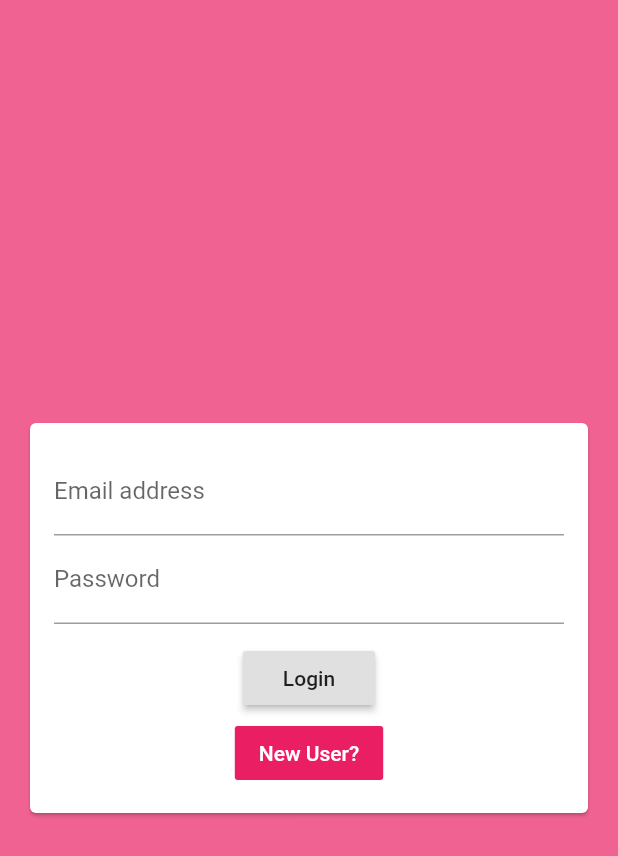
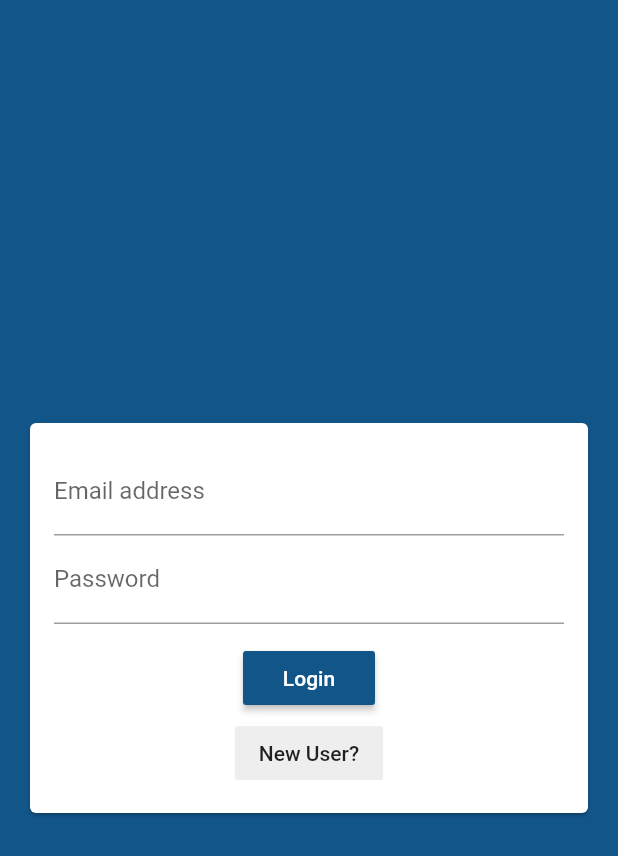
Before and after one commit to azim2429/Flutter-Chat-Application, a Flutter app: the screen it shows after launch, on a phone screen of 412 x 824 dp. Shown: the top 856 px of the screen. Run offline on Flutter 3.47's test engine with Material 2 defaults, Android fonts, the phone set to English and light mode, and no system bars; our stand-ins replace cloud_firestore, firebase_auth, firebase_core, firebase_storage, image_picker, shared_preferences; missing offline and left inert: encrypt; accounts and stored records are empty.

Commit message:
Styling Done!

```diff
--- a/lib/Widget/auth_form.dart
+++ b/lib/Widget/auth_form.dart
@@ -22,6 +22,8 @@ class _AuthWidgetState extends State<AuthWidget> {
   var _isLogin = true;
   final picker = ImagePicker();
   File _image;
+  Color image = Color(0xff125589);
+  Color button = Color(0xffeeeeee);
 
   void _pickImage() async {
     final pickedFile = await picker.getImage(source: ImageSource.gallery,imageQuality: 50,maxWidth: 150);
@@ -73,7 +75,7 @@ class _AuthWidgetState extends State<AuthWidget> {
                     ),
                   if (!_isLogin)
                     FlatButton.icon(
-                        textColor: Colors.pink,
+                        textColor: image,
                         icon: Icon(Icons.image),
                         label: Text('Add Image'),
                         onPressed: () {
@@ -133,7 +135,8 @@ class _AuthWidgetState extends State<AuthWidget> {
                   if (widget.isloading) CircularProgressIndicator(),
                   if (!widget.isloading)
                     RaisedButton(
-                      child: Text(_isLogin ? 'Login' : 'Register'),
+                      color: image,
+                      child: Text(_isLogin ? 'Login' : 'Register',style: TextStyle(color: Colors.white),),
                       onPressed: () {
                         _submit();
                       },
@@ -146,9 +149,9 @@ class _AuthWidgetState extends State<AuthWidget> {
                             _isLogin = !_isLogin;
                           });
                         },
-                        color: Theme.of(context).primaryColor,
+                           color: button,
                         child: Text(
-                            _isLogin ? 'New User?' : 'Already have an Account',style: TextStyle(color: Colors.white),))
+                            _isLogin ? 'New User?' : 'Already have an Account?',style: TextStyle(color: Colors.black87),))
                 ],
               ),
             ),
--- a/lib/Widget/messages.dart
+++ b/lib/Widget/messages.dart
@@ -45,7 +45,7 @@ class _MessagesState extends State<Messages> {
           return ListView.builder(
             reverse: true,
             itemCount: streamSnapshot.data.docs.length,
-            itemBuilder: (ctx, index) => MessageBubble(documents[index]['text'],documents[index]['userId']==currId,documents[index]['userImage'],key: ValueKey(documents[index].id)),
+            itemBuilder: (ctx, index) => MessageBubble(documents[index]['text'],documents[index]['userId']==currId,documents[index]['userImage'],documents[index]['time'].toDate(),key: ValueKey(documents[index].id)),
           );
         });
   }
--- a/lib/main.dart
+++ b/lib/main.dart
@@ -19,7 +19,7 @@ void main() async {
       debugShowCheckedModeBanner: false,
         title: 'Flutter Chat',
         theme: ThemeData(
-          primarySwatch: Colors.pink,
+          //primarySwatch: Colors.pink,
           visualDensity: VisualDensity.adaptivePlatformDensity,
             //brightness:Brightness.dark
         ),
--- a/lib/screen/auth_screen.dart
+++ b/lib/screen/auth_screen.dart
@@ -18,6 +18,7 @@ class _AuthScreenState extends State<AuthScreen> {
   var isLoading = false;
   FirebaseAuth auth = FirebaseAuth.instance;
   var message;
+  Color backGround = Color(0xff125589);
 
   void _submitAuthForm(String email, String pass, String username, File image,
       bool isLogin, BuildContext ctx) async {
@@ -97,7 +98,7 @@ class _AuthScreenState extends State<AuthScreen> {
   @override
   Widget build(BuildContext context) {
     return Scaffold(
-      backgroundColor: Colors.pink.shade300,
+      backgroundColor: backGround,
       body: AuthWidget(_submitAuthForm, isLoading),
     );
   }
```
Also changed, not shown: lib/Widget/message_bubble.dart (+17 -9 lines), lib/Widget/new_messages.dart (+7 -5 lines), lib/screen/chat_screen.dart (+15 -3 lines), lib/screen/enter_room.dart (+11 -9 lines).
